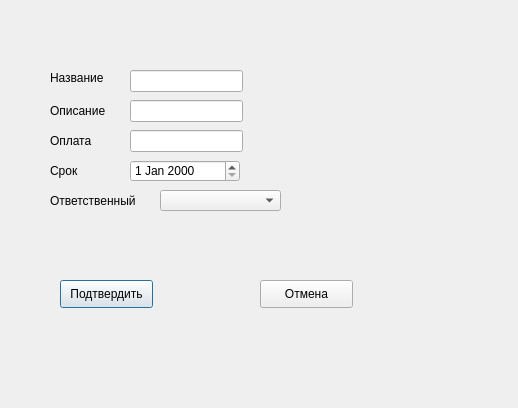
First picture: the form in course/creatework.ui, repository TFed555/Coursework, before the edit.
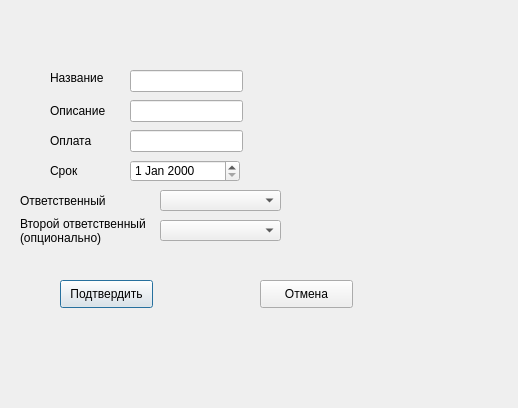
Second picture: the form after the edit.

```diff
--- a/course/creatework.ui
+++ b/course/creatework.ui
@@ -114,7 +114,7 @@
   <widget class="QLabel" name="label_5">
    <property name="geometry">
     <rect>
-     <x>50</x>
+     <x>20</x>
      <y>190</y>
      <width>91</width>
      <height>21</height>
@@ -152,6 +152,40 @@
      <width>121</width>
      <height>21</height>
     </rect>
+   </property>
+   <item>
+    <property name="text">
+     <string/>
+    </property>
+   </item>
+  </widget>
+  <widget class="QComboBox" name="comboBox_2">
+   <property name="geometry">
+    <rect>
+     <x>160</x>
+     <y>220</y>
+     <width>121</width>
+     <height>21</height>
+    </rect>
+   </property>
+   <item>
+    <property name="text">
+     <string/>
+    </property>
+   </item>
+  </widget>
+  <widget class="QLabel" name="label_6">
+   <property name="geometry">
+    <rect>
+     <x>20</x>
+     <y>210</y>
+     <width>141</width>
+     <height>41</height>
+    </rect>
+   </property>
+   <property name="text">
+    <string>Второй ответственный
+(опционально)</string>
    </property>
   </widget>
  </widget>
```
